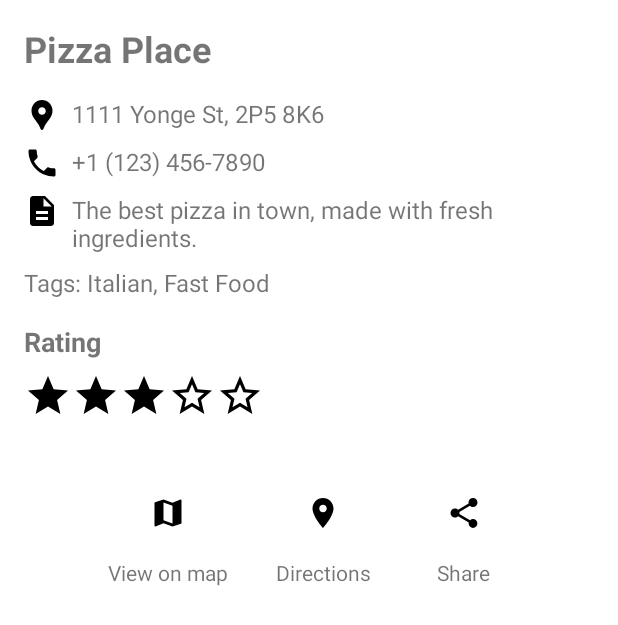
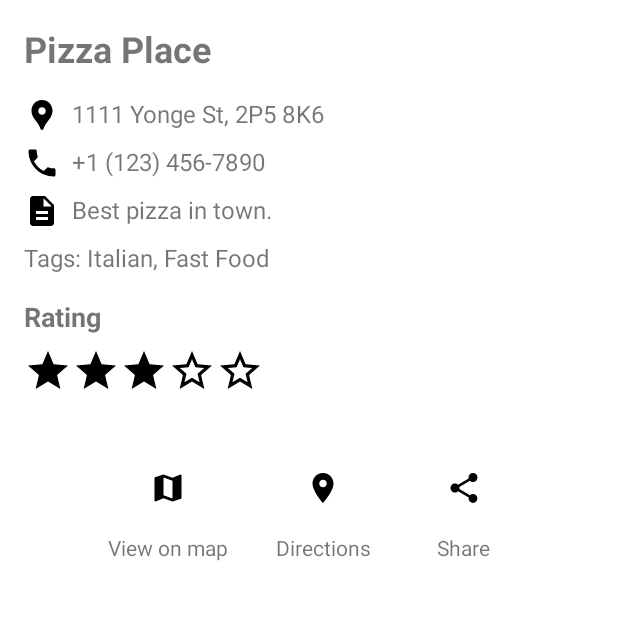
Before and after one commit to melinabehzadi/G69-DineTrack, an Android app: the RestaurantListActivity screen opened directly, with no data from a screen before it, after a tap on "DETAILS", on a phone screen of 412 x 824 dp. Shown: the top 625 px of the screen. Run offline under Robolectric (Android 15) with nearby library versions, the phone set to English and light mode, and no system bars; 3 other taps on this screen came first.

Commit message:
fixed the restaurant List. functionality and favorite restaurant page works as expected

```diff
--- a/app/src/main/java/ca/gbc/project/RestaurantListActivity.java
+++ b/app/src/main/java/ca/gbc/project/RestaurantListActivity.java
@@ -73,78 +73,16 @@ public class RestaurantListActivity extends AppCompatActivity {
     }
 
     private void populateRestaurantList() {
-        restaurantList.add(new Restaurant(
-                "Pizza Place",
-                "1111 Yonge St, 2P5 8K6",
-                "+1 (123) 456-7890",
-                "The best pizza in town, made with fresh ingredients.",
-                "Italian, Fast Food",
-                5
-        ));
-        restaurantList.add(new Restaurant(
-                "Sushi Spot",
-                "2222 Bloor St, 3X8 1Y2",
-                "+1 (321) 654-0987",
-                "Authentic Japanese sushi and sashimi prepared by master chefs.",
-                "Japanese, Seafood",
-                4
-        ));
-        restaurantList.add(new Restaurant(
-                "Burger Joint",
-                "3333 King St, 5Z9 3L4",
-                "+1 (213) 456-1234",
-                "Juicy burgers with gourmet toppings and hand-cut fries.",
-                "Fast Food, American",
-                3
-        ));
-        restaurantList.add(new Restaurant(
-                "Vegan Cafe",
-                "4444 Queen St, 7T1 2V3",
-                "+1 (987) 654-3210",
-                "Plant-based meals with organic and locally-sourced ingredients.",
-                "Vegan, Healthy",
-                4
-        ));
-        restaurantList.add(new Restaurant(
-                "Taco Paradise",
-                "5555 Dundas St, 4Y7 6R5",
-                "+1 (111) 222-3333",
-                "Delicious tacos with authentic Mexican flavors.",
-                "Mexican, Fast Food",
-                5
-        ));
-        restaurantList.add(new Restaurant(
-                "Pasta Heaven",
-                "6666 College St, 8T3 7R8",
-                "+1 (444) 555-6666",
-                "Home-made pasta dishes with rich Italian sauces.",
-                "Italian, Fine Dining",
-                4
-        ));
-        restaurantList.add(new Restaurant(
-                "BBQ Shack",
-                "7777 Main St, 9L1 8M3",
-                "+1 (555) 666-7777",
-                "Slow-cooked barbecue ribs and smoked brisket.",
-                "Barbecue, American",
-                4
-        ));
-        restaurantList.add(new Restaurant(
-                "Dim Sum Delight",
-                "8888 Chinatown Ave, 6Y5 4R3",
-                "+1 (666) 777-8888",
-                "Authentic Chinese dim sum served fresh daily.",
-                "Chinese, Dim Sum",
-                5
-        ));
-        restaurantList.add(new Restaurant(
-                "Seafood Bay",
-                "9999 Ocean Blvd, 5X6 2T1",
-                "+1 (777) 888-9999",
-                "Fresh seafood with ocean views and signature cocktails.",
-                "Seafood, Fine Dining",
-                5
-        ));
+        // Add hardcoded sample restaurants for now
+        restaurantList.add(new Restaurant("Pizza Place", "1111 Yonge St, 2P5 8K6", "+1 (123) 456-7890", "Best pizza in town.", "Italian, Fast Food", 5));
+        restaurantList.add(new Restaurant("Sushi Spot", "2222 Bloor St, 3X8 1Y2", "+1 (321) 654-0987", "Authentic sushi and sashimi.", "Japanese, Seafood", 4));
+        restaurantList.add(new Restaurant("Burger Joint", "3333 King St, 5Z9 3L4", "+1 (213) 456-1234", "Juicy burgers and fries.", "Fast Food, American", 3));
+        restaurantList.add(new Restaurant("Vegan Cafe", "4444 Queen St, 7T1 2V3", "+1 (987) 654-3210", "Plant-based meals.", "Vegan, Healthy", 4));
+        restaurantList.add(new Restaurant("Taco Paradise", "5555 Dundas St, 4Y7 6R5", "+1 (111) 222-3333", "Authentic tacos.", "Mexican, Fast Food", 5));
+        restaurantList.add(new Restaurant("Pasta Heaven", "6666 College St, 8T3 7R8", "+1 (444) 555-6666", "Homemade pasta.", "Italian, Fine Dining", 4));
+        restaurantList.add(new Restaurant("BBQ Shack", "7777 Main St, 9L1 8M3", "+1 (555) 666-7777", "BBQ ribs and brisket.", "Barbecue, American", 4));
+        restaurantList.add(new Restaurant("Dim Sum Delight", "8888 Chinatown Ave, 6Y5 4R3", "+1 (666) 777-8888", "Chinese dim sum.", "Chinese, Dim Sum", 5));
+        restaurantList.add(new Restaurant("Seafood Bay", "9999 Ocean Blvd, 5X6 2T1", "+1 (777) 888-9999", "Fresh seafood.", "Seafood, Fine Dining", 5));
     }
 
     private void handleSearch() {
```
